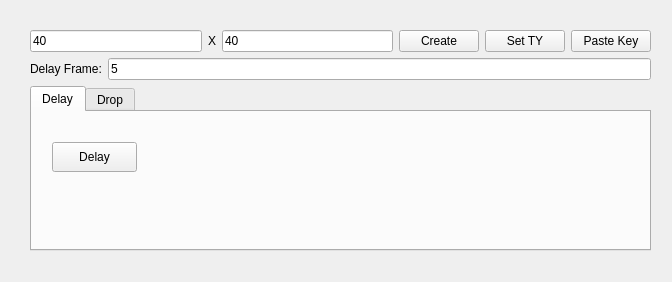
Above: resource/mui.ui from z5612365-zz/animate_mass_objects before the change. Below: the same form after it.
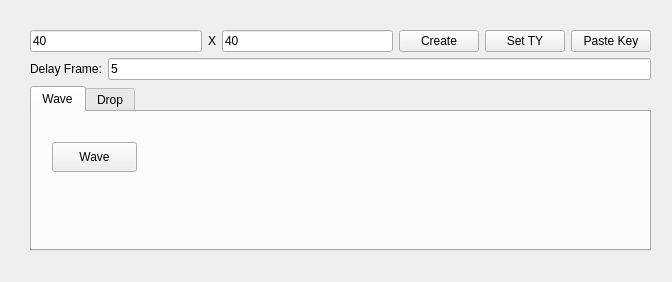
That is the form after the change.

Commit message: fix wave func

```diff
--- a/resource/mui.ui
+++ b/resource/mui.ui
@@ -98,7 +98,7 @@
        </property>
        <widget class="QWidget" name="tab">
         <attribute name="title">
-         <string>Delay</string>
+         <string>Wave</string>
         </attribute>
         <widget class="QPushButton" name="pushButton_4">
          <property name="geometry">
@@ -110,7 +110,7 @@
           </rect>
          </property>
          <property name="text">
-          <string>Delay</string>
+          <string>Wave</string>
          </property>
         </widget>
        </widget>
```
The commit also changes 4 other files.
